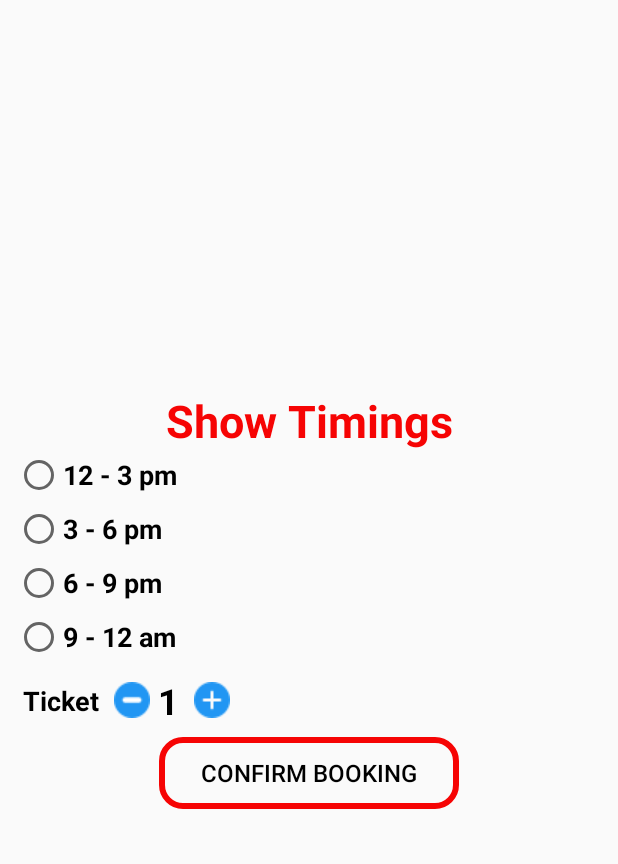
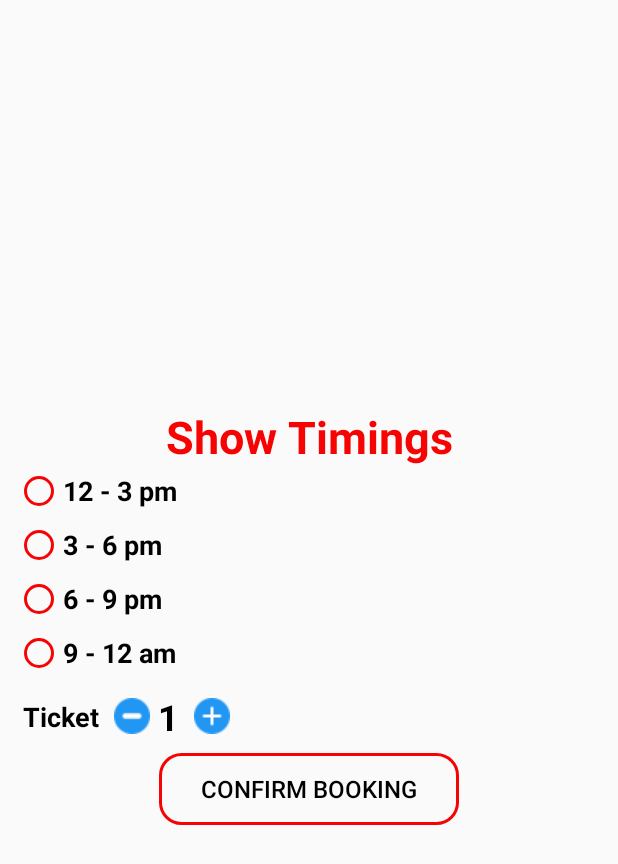
Before and after one commit to zeeshantaj/Movies_Booking_App, an Android app: the layout activity_booking.xml on its own in the app's theme, with its tools: preview values and no code run, on a phone screen of 412 x 824 dp. Shown: the top 864 px of the screen. Run offline under Robolectric (Android 15) with nearby library versions, the phone set to English and light mode, and no system bars.

Commit message:
first8 commit

```diff
--- a/app/src/main/java/com/example/movie_booking_application/Activity/Booking_Activity.java
+++ b/app/src/main/java/com/example/movie_booking_application/Activity/Booking_Activity.java
@@ -3,6 +3,7 @@ package com.example.movie_booking_application.Activity;
 import android.content.Intent;
 import android.os.Bundle;
 import android.view.MenuItem;
+import android.widget.Button;
 import android.widget.ImageView;
 import android.widget.TextView;
 
@@ -22,6 +23,8 @@ public class Booking_Activity extends AppCompatActivity {
     private ImageView movieImage;
     private int count = 1;
     private Toolbar toolbar;
+    private Button confirmBtn;
+
     @Override
     public void onCreate(@Nullable Bundle savedInstanceState) {
         super.onCreate(savedInstanceState);
@@ -33,6 +36,7 @@ public class Booking_Activity extends AppCompatActivity {
         add = findViewById(R.id.addBtn);
         minus = findViewById(R.id.minusBtn);
         incrementText = findViewById(R.id.incrementTxt);
+        confirmBtn = findViewById(R.id.confirmBtn);
 
         add.setOnClickListener(v -> {
             count++;
@@ -43,6 +47,9 @@ public class Booking_Activity extends AppCompatActivity {
                 count--;
                 incrementText.setText(String.valueOf(count));
             }
+        });
+        confirmBtn.setOnClickListener(v -> {
+
         });
         setDetails();
         setToolbar();
--- a/app/src/main/java/com/example/movie_booking_application/MainActivity.java
+++ b/app/src/main/java/com/example/movie_booking_application/MainActivity.java
@@ -32,7 +32,6 @@ public class MainActivity extends AppCompatActivity {
 
 
     private RecyclerView recyclerView;
-    private Movies movies;
     private List<Movies> moviesList;
     private MoviesAdapter adapter;
     private ImageCarousel carousel;
--- /dev/null
+++ b/app/src/main/res/animator/scale_pressed.xml
@@ -0,0 +1,33 @@
+<?xml version="1.0" encoding="utf-8"?>
+<selector xmlns:android="http://schemas.android.com/apk/res/android">
+<item android:state_pressed="false">
+    <set>
+        <objectAnimator
+            android:propertyName="scaleX"
+            android:valueTo="1.0"
+            android:duration="@android:integer/config_shortAnimTime"
+            android:interpolator="@android:interpolator/fast_out_slow_in"/>
+        <objectAnimator
+            android:propertyName="scaleY"
+            android:valueTo="1.0"
+            android:duration="@android:integer/config_shortAnimTime"
+            android:interpolator="@android:interpolator/fast_out_slow_in"/>
+    </set>
+</item>
+<item android:state_pressed="true">
+    <set>
+        <objectAnimator
+            android:propertyName="scaleX"
+            android:valueTo="0.90"
+            android:duration="@android:integer/config_shortAnimTime"
+            android:interpolator="@android:interpolator/fast_out_slow_in"/>
+
+        <objectAnimator
+            android:propertyName="scaleY"
+            android:valueTo="0.90"
+            android:duration="@android:integer/config_shortAnimTime"
+            android:interpolator="@android:interpolator/fast_out_slow_in"/>
+    </set>
+</item>
+
+</selector>
--- a/app/src/main/res/drawable/btn_bg.xml
+++ b/app/src/main/res/drawable/btn_bg.xml
@@ -1,7 +1,7 @@
 <shape xmlns:android="http://schemas.android.com/apk/res/android"
     android:shape="rectangle">
 
-    <stroke android:width="4dp"
+    <stroke android:width="2dp"
         android:color="@color/startColor"/>
     <corners android:radius="14dp"/>
 
--- a/app/src/main/res/layout/activity_booking.xml
+++ b/app/src/main/res/layout/activity_booking.xml
@@ -30,7 +30,8 @@
                 android:layout_width="wrap_content"
                 android:layout_height="wrap_content"
                 android:textColor="?android:textColor"
-                android:textSize="24sp"
+                android:textSize="30sp"
+                android:textStyle="bold"
                 app:layout_constraintEnd_toEndOf="parent"
                 app:layout_constraintStart_toStartOf="parent"
                 app:layout_constraintTop_toBottomOf="@id/movie_img_book" />
@@ -43,7 +44,7 @@
                 android:paddingBottom="5dp"
                 android:layout_marginStart="5dp"
                 android:textColor="?android:textColor"
-                android:textSize="16sp"
+                android:textSize="18sp"
                 app:layout_constraintEnd_toEndOf="parent"
                 app:layout_constraintStart_toStartOf="parent"
                 app:layout_constraintTop_toBottomOf="@+id/movie_title_book" />
@@ -76,10 +77,10 @@
                     android:layout_height="wrap_content"
                     android:text="@string/_12_3_pm"
                     android:textAlignment="textStart"
-
                     android:textColor="?android:textColor"
                     android:textSize="18sp"
-                    android:textStyle="bold" />
+                    android:textStyle="bold"
+                    android:buttonTint="@color/startColor"/>
 
                 <RadioButton
                     android:id="@+id/radioBtn_3to6"
@@ -89,7 +90,8 @@
                     android:text="@string/_3_6_pm"
                     android:textColor="?android:textColor"
                     android:textSize="18sp"
-                    android:textStyle="bold" />
+                    android:textStyle="bold"
+                    android:buttonTint="@color/startColor"/>
 
                 <RadioButton
                     android:id="@+id/radioBtn_6to9"
@@ -99,7 +101,8 @@
                     android:text="@string/_6_9_pm"
                     android:textColor="?android:textColor"
                     android:textSize="18sp"
-                    android:textStyle="bold" />
+                    android:textStyle="bold"
+                    android:buttonTint="@color/startColor"/>
 
                 <RadioButton
                     android:id="@+id/radioBtn_9to12"
@@ -109,7 +112,8 @@
                     android:text="@string/_9_12_am"
                     android:textColor="?android:textColor"
                     android:textSize="18sp"
-                    android:textStyle="bold" />
+                    android:textStyle="bold"
+                    android:buttonTint="@color/startColor"/>
             </RadioGroup>
 
             <LinearLayout
@@ -162,6 +166,7 @@
             </LinearLayout>
 
             <Button
+                android:id="@+id/confirmBtn"
                 android:layout_width="200dp"
                 android:layout_height="wrap_content"
                 android:layout_marginTop="8dp"
@@ -171,6 +176,7 @@
                 android:text="@string/confirm_booking"
                 android:textColor="?android:textColor"
                 android:textSize="16sp"
+                android:stateListAnimator="@animator/scale_pressed"
                 app:layout_constraintBottom_toBottomOf="parent"
                 app:layout_constraintEnd_toEndOf="parent"
                 app:layout_constraintStart_toStartOf="parent"
@@ -183,7 +189,6 @@
         android:id="@+id/bookToolbar"
         android:layout_width="match_parent"
         android:layout_height="?android:actionBarSize"
-
         app:layout_constraintEnd_toEndOf="parent"
         app:layout_constraintStart_toStartOf="parent"
         app:layout_constraintTop_toTopOf="parent" />
```
